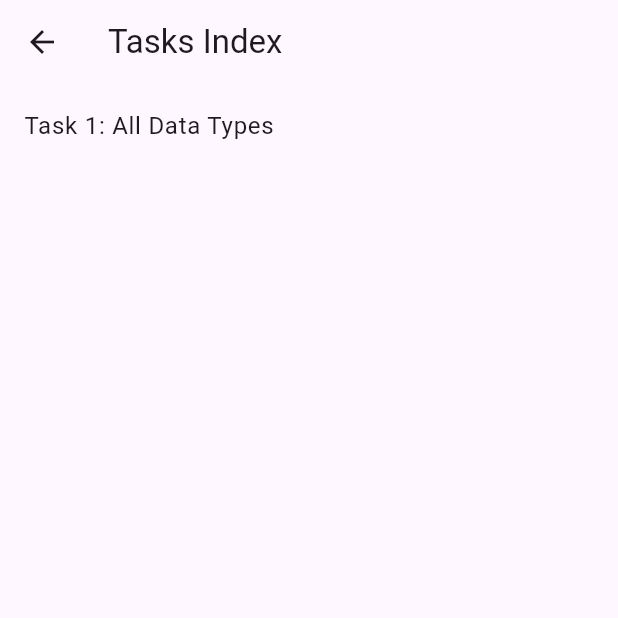
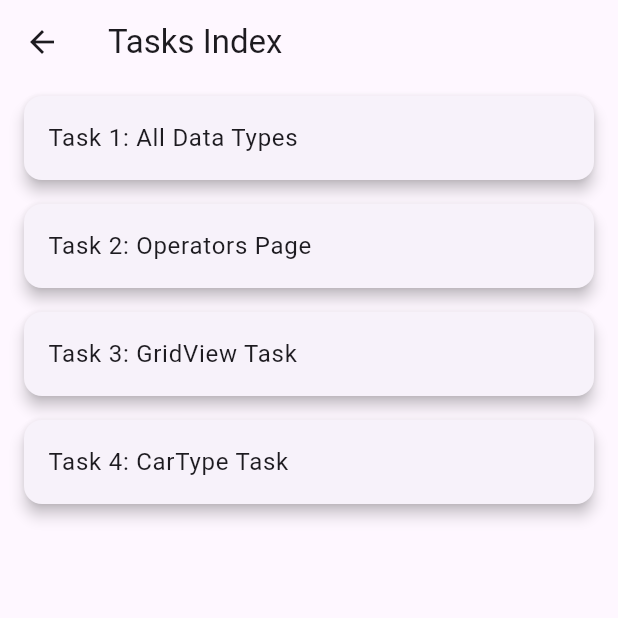
Before and after one commit to SheetalAlbiorix/Prachi_learn_flutter, a Flutter app: the TaskPage screen opened directly, on a phone screen of 412 x 824 dp, the top half of it. Run offline on Flutter 3.47's test engine with Material 3 defaults, Android fonts, the phone set to English and light mode, and no system bars; network calls fail; key blocks and very long unbroken strings in the code were emptied for the run.

Commit message:
new task added

```diff
--- a/lib/pages/index_page.dart
+++ b/lib/pages/index_page.dart
@@ -3,6 +3,9 @@ import 'package:flutter/material.dart';
 class TaskPage extends StatelessWidget {
   final List<String> tasks = [
     'Task 1: All Data Types',
+    'Task 2: Operators Page',
+    'Task 3: GridView Task',
+    'Task 4: CarType Task',
   ];
 
   @override
@@ -14,10 +17,13 @@ class TaskPage extends StatelessWidget {
       body: ListView.builder(
         itemCount: tasks.length,
         itemBuilder: (context, index) {
-          return ListTile(
-            title: Text(tasks[index]),
-            onTap: () {
-            },
+          return Card(
+            margin: EdgeInsets.symmetric(horizontal: 16.0, vertical: 8.0),
+            elevation: 4.0,
+            child: ListTile(
+              title: Text(tasks[index]),
+              onTap: () {},
+            ),
           );
         },
       ),
```
